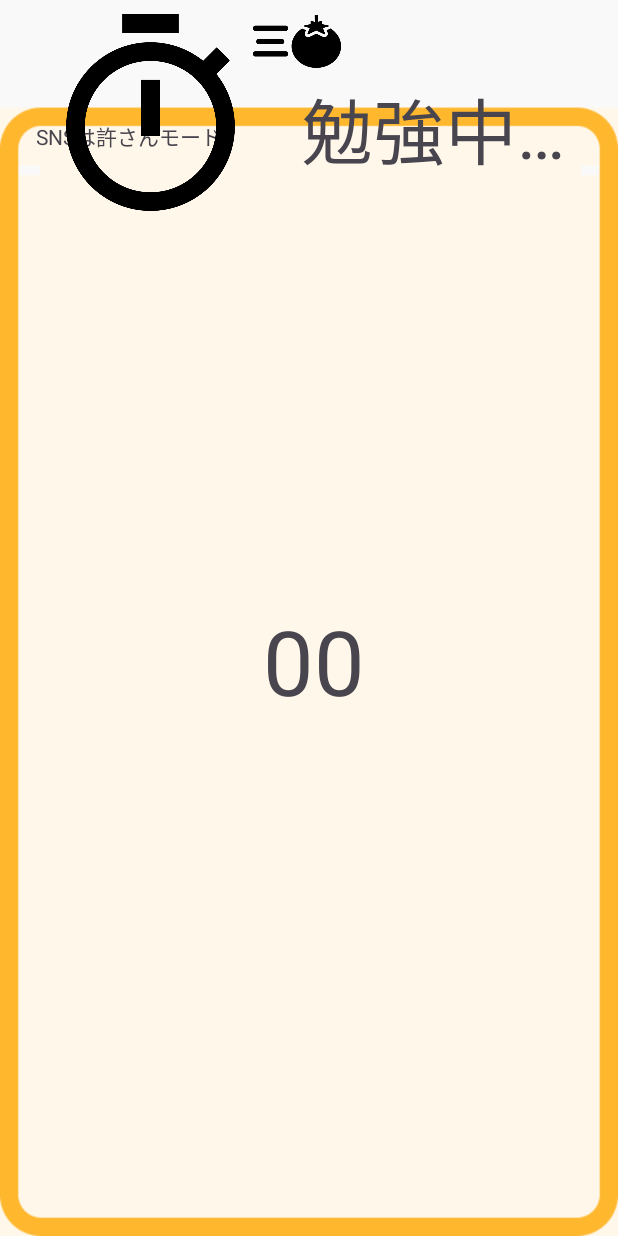
After one commit to sou23-git/pc_contest_tomato, an Android app: the layout sn_2.xml on its own in the app's theme, with its tools: preview values and no code run, on a phone screen of 412 x 824 dp. The commit adds this screen. Run offline under Robolectric (Android 15) with nearby library versions, the phone set to English and light mode, and no system bars.

Commit message:
SN2の画面を作成 SN１の画面の修正（Startbutton) app_logo.pngを追加

```diff
--- a/app/src/main/res/layout/sn_1.xml
+++ b/app/src/main/res/layout/sn_1.xml
@@ -55,7 +55,7 @@
         android:layout_height="wrap_content"
         android:layout_marginStart="24dp"
         android:layout_marginTop="80dp"
-        android:text="ポモドーロテクニックモード"
+        android:text="SNSは許さんモード"
         app:layout_constraintStart_toStartOf="parent"
         app:layout_constraintTop_toTopOf="parent" />
 
@@ -92,5 +92,55 @@
         app:layout_constraintBottom_toBottomOf="@+id/imageView"
         tools:layout_editor_absoluteX="73dp" />
 
+    <FrameLayout
+        android:layout_width="404dp"
+        android:layout_height="300dp"
+        android:layout_marginTop="50dp"
+        app:layout_constraintTop_toBottomOf="@+id/imageView"
+        tools:layout_editor_absoluteX="6dp">
+
+
+        <?xml version="1.0" encoding="utf-8"?>
+        <LinearLayout xmlns:android="http://schemas.android.com/apk/res/android"
+            xmlns:app="http://schemas.android.com/apk/res-auto"
+            xmlns:tools="http://schemas.android.com/tools"
+            android:layout_width="match_parent"
+            android:layout_height="match_parent"
+            android:layout_gravity="center_horizontal"
+            android:orientation="vertical">
+
+
+
+            <LinearLayout
+                android:layout_width="wrap_content"
+                android:layout_height="wrap_content"
+                android:layout_gravity="center"
+                android:orientation="horizontal">
+
+                <NumberPicker
+                    android:id="@+id/hourPicker"
+                    android:layout_width="wrap_content"
+                    android:layout_height="wrap_content"
+                    android:layout_gravity="center" />
+
+                <NumberPicker
+                    android:id="@+id/minutePicker"
+                    android:layout_width="wrap_content"
+                    android:layout_height="wrap_content"
+                    android:layout_gravity="center" />
+
+                <NumberPicker
+                    android:id="@+id/secondPicker"
+                    android:layout_width="wrap_content"
+                    android:layout_height="wrap_content"
+                    android:layout_gravity="center" />
+            </LinearLayout>
+
+
+
+        </LinearLayout>
+
+    </FrameLayout>
+
 
 </androidx.constraintlayout.widget.ConstraintLayout>
--- /dev/null
+++ b/app/src/main/res/layout/sn_2.xml
@@ -0,0 +1,108 @@
+<?xml version="1.0" encoding="utf-8"?>
+<androidx.constraintlayout.widget.ConstraintLayout xmlns:android="http://schemas.android.com/apk/res/android"
+    xmlns:app="http://schemas.android.com/apk/res-auto"
+    xmlns:tools="http://schemas.android.com/tools"
+    android:layout_width="match_parent"
+    android:layout_height="match_parent">
+
+    <androidx.constraintlayout.helper.widget.Flow
+        android:id="@+id/flow"
+        android:layout_width="wrap_content"
+        android:layout_height="wrap_content"
+        android:layout_marginEnd="411dp"
+        android:layout_marginBottom="659dp"
+        app:layout_constraintBottom_toBottomOf="parent"
+        app:layout_constraintEnd_toEndOf="parent"
+        app:layout_constraintStart_toStartOf="parent"
+        app:layout_constraintTop_toTopOf="parent" />
+
+
+    <ImageView
+        android:id="@+id/imageView2"
+        android:layout_width="wrap_content"
+        android:layout_height="wrap_content"
+        android:layout_marginStart="12dp"
+        android:scaleType="fitXY"
+        app:layout_constraintEnd_toEndOf="parent"
+        app:layout_constraintHorizontal_bias="1.0"
+        app:layout_constraintStart_toStartOf="parent"
+        app:layout_constraintTop_toTopOf="parent"
+        app:srcCompat="@drawable/sn_frame" />
+
+    <FrameLayout
+        android:id="@+id/frameLayout"
+        android:layout_width="411dp"
+        android:layout_height="58dp"
+        app:layout_constraintEnd_toEndOf="parent"
+        app:layout_constraintStart_toStartOf="parent"
+        app:layout_constraintTop_toTopOf="parent">
+
+        <ImageButton
+            android:id="@+id/imageButton2"
+            android:layout_width="98dp"
+            android:layout_height="match_parent"
+            android:layout_gravity="center"
+            android:background="#00FFFFFF"
+            android:contentDescription="情報アイコン"
+            android:scaleType="fitXY"
+            app:srcCompat="@drawable/app_logo" />
+
+    </FrameLayout>
+
+    <TextView
+        android:id="@+id/textView"
+        android:layout_width="wrap_content"
+        android:layout_height="wrap_content"
+        android:layout_marginStart="24dp"
+        android:layout_marginTop="80dp"
+        android:text="SNSは許さんモード"
+        app:layout_constraintStart_toStartOf="parent"
+        app:layout_constraintTop_toTopOf="parent" />
+
+    <ImageView
+        android:id="@+id/imageView3"
+        android:layout_width="150dp"
+        android:layout_height="150dp"
+        android:layout_marginStart="25dp"
+        android:scaleType="fitXY"
+        app:layout_constraintStart_toStartOf="@+id/imageView2"
+        app:srcCompat="@drawable/timer"
+        tools:layout_editor_absoluteY="132dp" />
+
+    <TextView
+        android:id="@+id/textView3"
+        android:layout_width="wrap_content"
+        android:layout_height="wrap_content"
+        android:layout_marginStart="25dp"
+        android:layout_marginTop="50dp"
+        android:text="勉強中…"
+        android:textSize="48sp"
+        app:layout_constraintStart_toEndOf="@+id/imageView3"
+        app:layout_constraintTop_toTopOf="@+id/imageView3" />
+
+    <TextView
+        android:id="@+id/time_text_view"
+        android:layout_width="wrap_content"
+        android:layout_height="wrap_content"
+        android:layout_marginTop="400dp"
+        android:text="00"
+        android:textSize="60sp"
+        app:layout_constraintEnd_toEndOf="parent"
+        app:layout_constraintHorizontal_bias="0.51"
+        app:layout_constraintStart_toStartOf="parent"
+        app:layout_constraintTop_toTopOf="@+id/imageView2" />
+
+    <TextView
+        android:id="@+id/textView4"
+        android:layout_width="wrap_content"
+        android:layout_height="wrap_content"
+        android:layout_marginTop="50dp"
+        android:text="終了!!"
+        android:textSize="60sp"
+        android:visibility="invisible"
+        app:layout_constraintEnd_toEndOf="parent"
+        app:layout_constraintStart_toStartOf="parent"
+        app:layout_constraintTop_toBottomOf="@+id/time_text_view" />
+
+
+</androidx.constraintlayout.widget.ConstraintLayout>
```
Also changed, not shown: app/src/main/res/drawable/app_logo.png (added).
